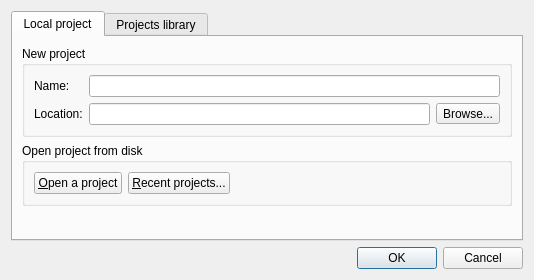
This is gns3/ui/project_dialog.ui in GNS3/gns3-gui as Qt 5 draws it before an edit. The edited form follows.
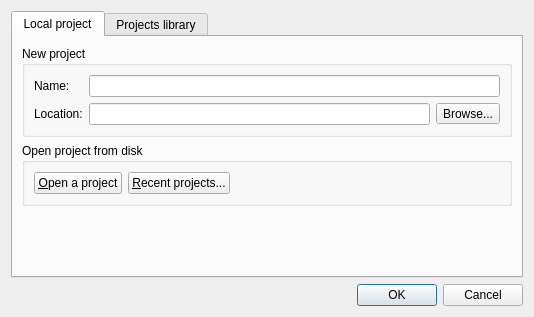
This is the edited form.

Commit message: Hide open project field when importing a project in new project dialog

```diff
--- a/gns3/ui/project_dialog.ui
+++ b/gns3/ui/project_dialog.ui
@@ -10,7 +10,7 @@
     <x>0</x>
     <y>0</y>
     <width>534</width>
-    <height>280</height>
+    <height>317</height>
    </rect>
   </property>
   <property name="windowTitle">
@@ -31,6 +31,9 @@
      <property name="currentIndex">
       <number>0</number>
      </property>
+     <property name="tabBarAutoHide">
+      <bool>true</bool>
+     </property>
      <widget class="QWidget" name="tab">
       <attribute name="title">
        <string>Local project</string>
```
Left out of the diff: 6 changed lines with no effect on the pictures. The commit also changes 3 other files.
